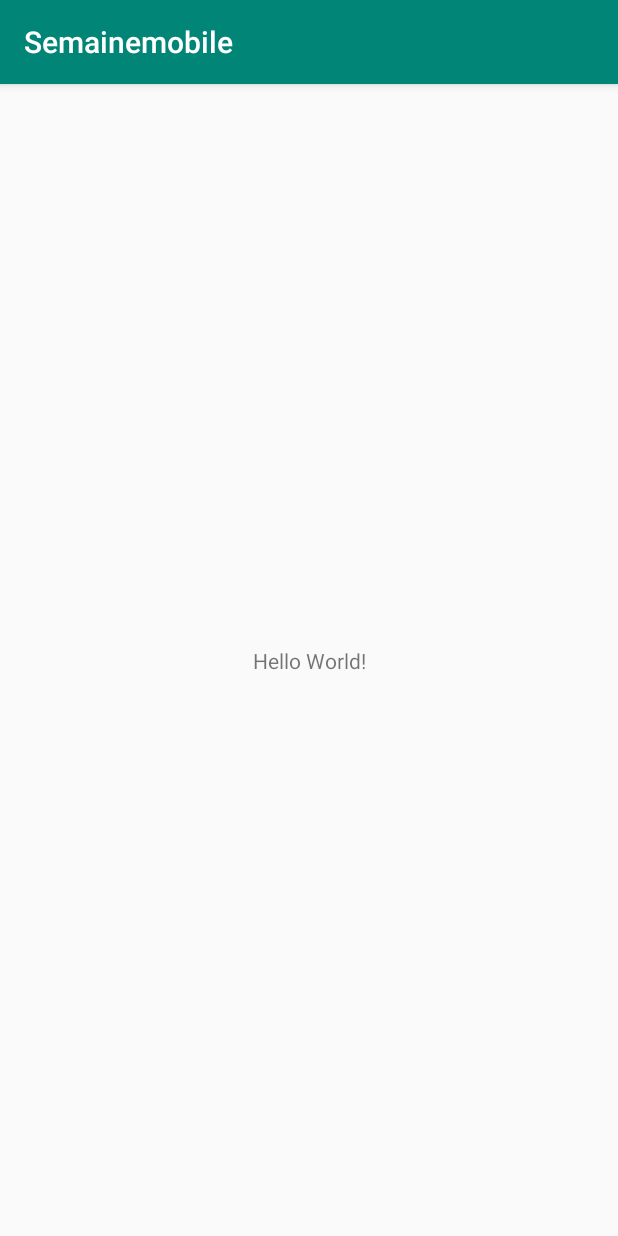
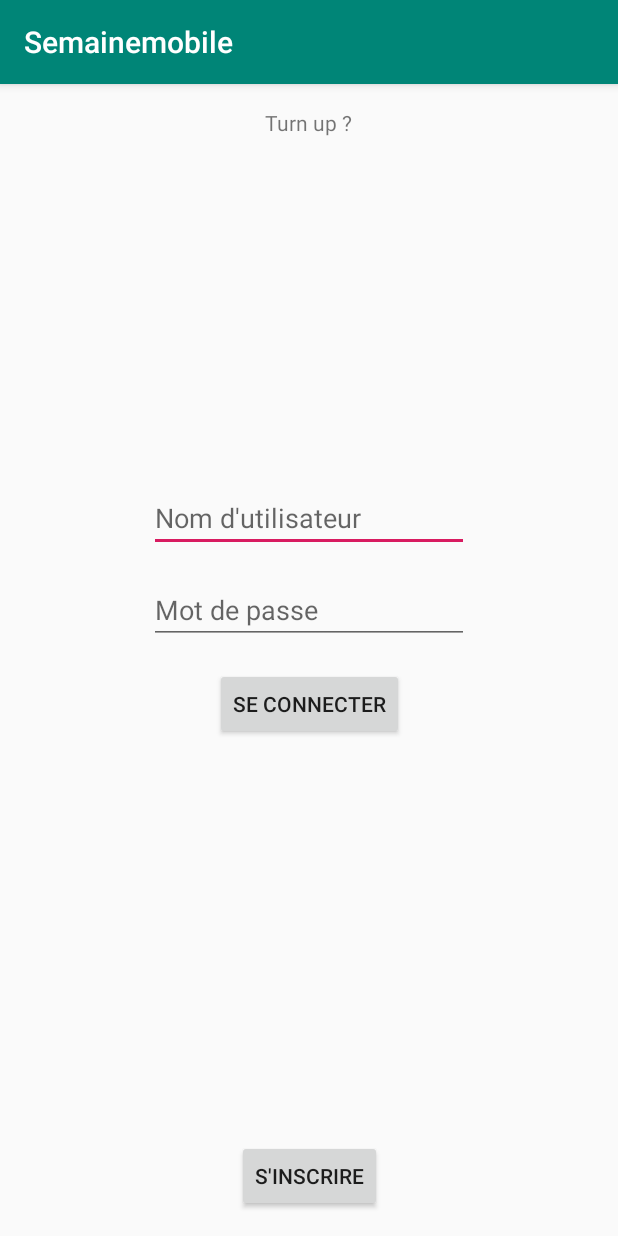
Before and after one commit to ArmandBeni/SemaineMobile, an Android app: the screen it shows after launch (MainActivity), on a phone screen of 412 x 824 dp. Run offline under Robolectric (Android 15) with nearby library versions, the light colour scheme and no system bars.

Commit message:
add login

```diff
--- a/app/build.gradle
+++ b/app/build.gradle
@@ -32,4 +32,5 @@ dependencies {
     testImplementation 'junit:junit:4.12'
     androidTestImplementation 'androidx.test.ext:junit:1.1.0'
     androidTestImplementation 'androidx.test.espresso:espresso-core:3.1.1'
+    implementation 'com.google.android.material:material:1.0.0'
 }
--- a/app/src/main/AndroidManifest.xml
+++ b/app/src/main/AndroidManifest.xml
@@ -9,6 +9,7 @@
         android:roundIcon="@mipmap/ic_launcher_round"
         android:supportsRtl="true"
         android:theme="@style/AppTheme">
+        <activity android:name=".HomeActivity"></activity>
         <activity android:name=".MainActivity">
             <intent-filter>
                 <action android:name="android.intent.action.MAIN" />
--- a/app/src/main/res/layout/activity_main.xml
+++ b/app/src/main/res/layout/activity_main.xml
@@ -2,17 +2,69 @@
 <androidx.constraintlayout.widget.ConstraintLayout xmlns:android="http://schemas.android.com/apk/res/android"
     xmlns:app="http://schemas.android.com/apk/res-auto"
     xmlns:tools="http://schemas.android.com/tools"
+    android:id="@+id/mainContainer"
     android:layout_width="match_parent"
     android:layout_height="match_parent"
     tools:context=".MainActivity">
 
-    <TextView
+    <EditText
+        android:id="@+id/loginEditText"
         android:layout_width="wrap_content"
         android:layout_height="wrap_content"
-        android:text="Hello World!"
+        android:layout_marginBottom="16dp"
+        android:ems="10"
+        android:hint="@string/login_placeholder_label"
+        android:inputType="textPersonName"
+        app:layout_constraintBottom_toTopOf="@+id/passwordEditText"
+        app:layout_constraintEnd_toEndOf="parent"
+        app:layout_constraintHorizontal_bias="0.5"
+        app:layout_constraintStart_toStartOf="parent"
+        app:layout_constraintTop_toTopOf="parent"
+        app:layout_constraintVertical_chainStyle="packed" />
+
+    <EditText
+        android:id="@+id/passwordEditText"
+        android:layout_width="wrap_content"
+        android:layout_height="wrap_content"
+        android:layout_marginBottom="16dp"
+        android:ems="10"
+        android:hint="@string/password_placeholder_label"
+        android:inputType="textPassword"
+        app:layout_constraintBottom_toTopOf="@+id/signinButton"
+        app:layout_constraintEnd_toEndOf="parent"
+        app:layout_constraintHorizontal_bias="0.5"
+        app:layout_constraintStart_toStartOf="parent"
+        app:layout_constraintTop_toBottomOf="@+id/loginEditText" />
+
+    <Button
+        android:id="@+id/signinButton"
+        android:layout_width="wrap_content"
+        android:layout_height="wrap_content"
+        android:text="@string/signin_button_label"
+        app:layout_constraintBottom_toTopOf="@+id/signupButton"
+        app:layout_constraintEnd_toEndOf="parent"
+        app:layout_constraintHorizontal_bias="0.5"
+        app:layout_constraintStart_toStartOf="parent"
+        app:layout_constraintTop_toBottomOf="@+id/passwordEditText" />
+
+    <Button
+        android:id="@+id/signupButton"
+        android:layout_width="wrap_content"
+        android:layout_height="wrap_content"
+        android:layout_marginBottom="16dp"
+        android:text="@string/signup_button_label"
         app:layout_constraintBottom_toBottomOf="parent"
-        app:layout_constraintLeft_toLeftOf="parent"
-        app:layout_constraintRight_toRightOf="parent"
+        app:layout_constraintEnd_toEndOf="parent"
+        app:layout_constraintHorizontal_bias="0.5"
+        app:layout_constraintStart_toStartOf="parent" />
+
+    <TextView
+        android:id="@+id/textView"
+        android:layout_width="wrap_content"
+        android:layout_height="wrap_content"
+        android:layout_marginTop="16dp"
+        android:text="Turn up ?"
+        app:layout_constraintEnd_toEndOf="parent"
+        app:layout_constraintStart_toStartOf="parent"
         app:layout_constraintTop_toTopOf="parent" />
-
 </androidx.constraintlayout.widget.ConstraintLayout>
--- a/app/src/main/res/values/colors.xml
+++ b/app/src/main/res/values/colors.xml
@@ -3,4 +3,6 @@
     <color name="colorPrimary">#008577</color>
     <color name="colorPrimaryDark">#00574B</color>
     <color name="colorAccent">#D81B60</color>
+    <color name="awesome_green">#12DD03</color>
+    <color name="awesome_red">#FF0000</color>
 </resources>
--- a/app/src/main/res/values/strings.xml
+++ b/app/src/main/res/values/strings.xml
@@ -1,3 +1,9 @@
 <resources>
     <string name="app_name">Semainemobile</string>
+    <string name="login_placeholder_label">Nom d\'utilisateur</string>
+    <string name="password_placeholder_label">Mot de passe</string>
+    <string name="signin_button_label">Se connecter</string>
+    <string name="signup_button_label">S\'inscrire</string>
+    <string name="label_success_login">Vous êtes connecté</string>
+    <string name="label_fail_login">Connexion impossible</string>
 </resources>
```
Also changed, not shown: app/src/main/java/com/example/semainemobile/HomeActivity.kt (added, +12 -0 lines), app/src/main/java/com/example/semainemobile/MainActivity.kt (+34 -0 lines), app/src/main/res/layout/activity_home.xml (added, +19 -0 lines).
